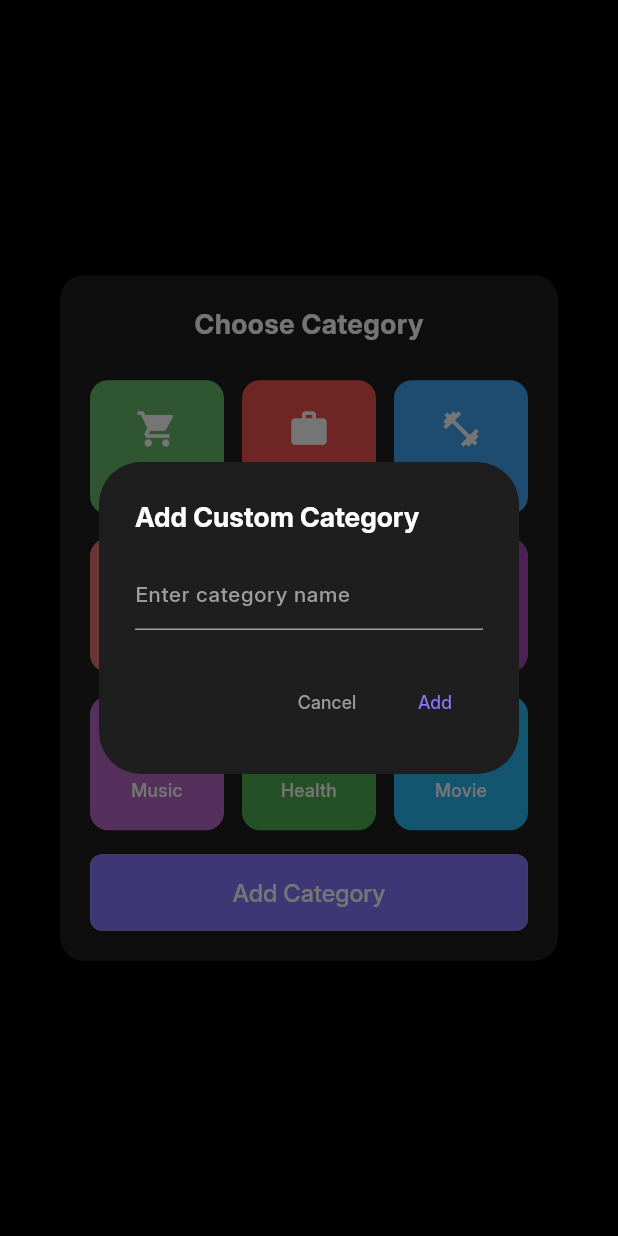
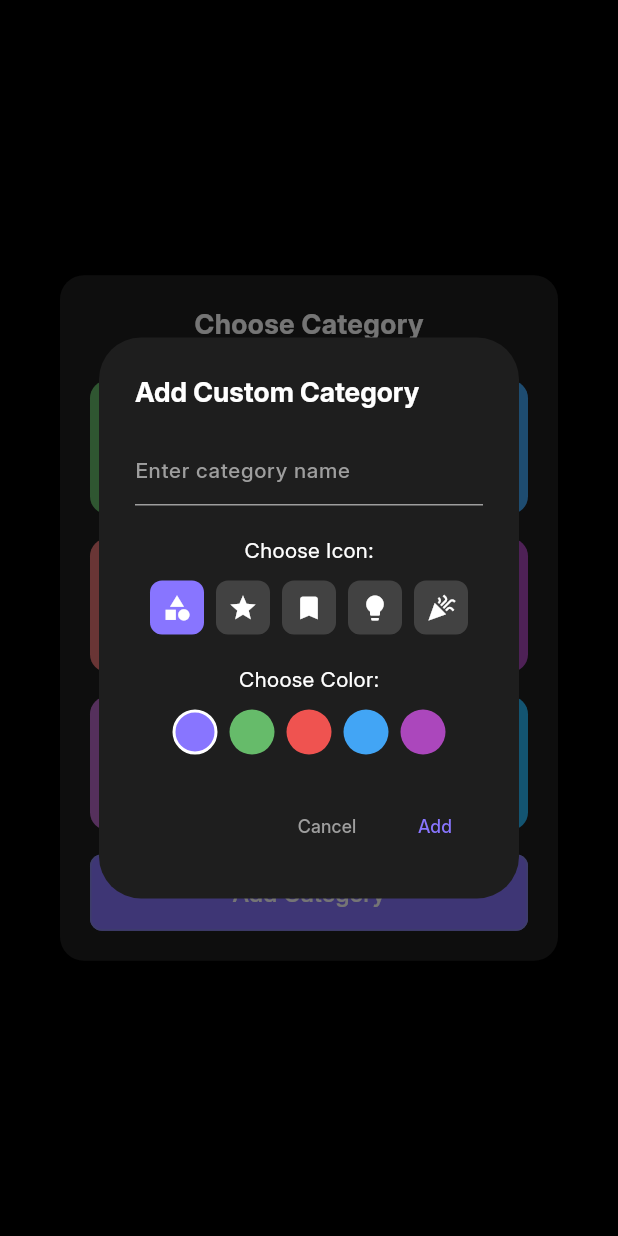
Before and after one commit to shaikhikram04/flutter-todo-app, a Flutter app: what show() shows on an empty page, opened directly with empty values, after a tap on "Add Category", on a phone screen of 412 x 824 dp. Run offline on Flutter 3.47's test engine with Material 3 defaults, Android fonts, the light colour scheme and no system bars; our stand-ins replace equatable, flutter_bloc, sqflite; accounts and stored records are empty.

Commit message:
feat: Created UI to add new category

```diff
--- /dev/null
+++ b/lib/features/tasks/presentation/bloc/category_bloc.dart
@@ -0,0 +1,145 @@
+import 'package:flutter_bloc/flutter_bloc.dart';
+import 'package:flutter/material.dart';
+
+import '../../../../core/utils/constants.dart';
+import 'category_event.dart';
+import 'category_state.dart';
+
+class CategoryBloc extends Bloc<CategoryEvent, CategoryState> {
+  List<CategoryItem> _categories = [];
+
+  CategoryBloc() : super(CategoryInitial()) {
+    on<LoadCategories>(_onLoadCategories);
+    on<AddCategory>(_onAddCategory);
+    on<DeleteCategory>(_onDeleteCategory);
+    on<UpdateCategory>(_onUpdateCategory);
+  }
+
+  void _onLoadCategories(LoadCategories event, Emitter<CategoryState> emit) {
+    try {
+      emit(CategoryLoading());
+
+      // Load default categories from CategoryConstants
+      _categories = List.from(CategoryConstants.categories);
+
+      // Here you could also load custom categories from local storage/database
+      // _loadCustomCategoriesFromStorage();
+
+      emit(CategoryLoaded(_categories));
+    } catch (e) {
+      emit(CategoryError('Failed to load categories: $e'));
+    }
+  }
+
+  void _onAddCategory(AddCategory event, Emitter<CategoryState> emit) {
+    try {
+      // Check if category already exists
+      final existingCategory = _categories.firstWhere(
+            (category) => category.name.toLowerCase() == event.name.toLowerCase(),
+        orElse: () => CategoryItem(name: '', icon: Icons.error, color: Colors.transparent),
+      );
+
+      if (existingCategory.name.isNotEmpty) {
+        emit(const CategoryError('Category already exists'));
+        return;
+      }
+
+      // Validate category name
+      if (event.name.trim().isEmpty) {
+        emit(const CategoryError('Category name cannot be empty'));
+        return;
+      }
+
+      if (event.name.trim().length > 20) {
+        emit(const CategoryError('Category name must be 20 characters or less'));
+        return;
+      }
+
+      // Create new category
+      final newCategory = CategoryItem(
+        name: event.name.trim(),
+        icon: event.icon,
+        color: event.color,
+      );
+
+      // Add to categories list
+      _categories = [..._categories, newCategory];
+
+      // Here you would typically save to local storage/database
+      // _saveCategoryToStorage(newCategory);
+
+      emit(CategoryAdded(newCategory));
+      emit(CategoryLoaded(_categories));
+    } catch (e) {
+      emit(CategoryError('Failed to add category: $e'));
+    }
+  }
+
+  void _onDeleteCategory(DeleteCategory event, Emitter<CategoryState> emit) {
+    try {
+      // Don't allow deletion of default categories
+      final defaultCategoryNames = CategoryConstants.categories.map((c) => c.name).toList();
+
+      if (defaultCategoryNames.contains(event.categoryName)) {
+        emit(const CategoryError('Cannot delete default categories'));
+        return;
+      }
+
+      _categories = _categories.where((category) => category.name != event.categoryName).toList();
+
+      // Here you would typically remove from local storage/database
+      // _removeCategoryFromStorage(event.categoryName);
+
+      emit(CategoryLoaded(_categories));
+    } catch (e) {
+      emit(CategoryError('Failed to delete category: $e'));
+    }
+  }
+
+  void _onUpdateCategory(UpdateCategory event, Emitter<CategoryState> emit) {
+    try {
+      final categoryIndex = _categories.indexWhere((category) => category.name == event.oldName);
+
+      if (categoryIndex == -1) {
+        emit(const CategoryError('Category not found'));
+        return;
+      }
+
+      final oldCategory = _categories[categoryIndex];
+      final updatedCategory = CategoryItem(
+        name: event.newName.trim(),
+        icon: event.newIcon ?? oldCategory.icon,
+        color: event.newColor ?? oldCategory.color,
+      );
+
+      _categories[categoryIndex] = updatedCategory;
+
+      // Here you would typically update in local storage/database
+      // _updateCategoryInStorage(updatedCategory);
+
+      emit(CategoryLoaded(_categories));
+    } catch (e) {
+      emit(CategoryError('Failed to update category: $e'));
+    }
+  }
+  // Helper methods for persistence (implement based on your storage solution)
+
+  // Future<void> _saveCategoryToStorage(CategoryItem category) async {
+  //   // Implementation for saving to SharedPreferences, Hive, SQLite, etc.
+  // }
+
+  // Future<void> _loadCustomCategoriesFromStorage() async {
+  //   // Implementation for loading custom categories from storage
+  // }
+
+  // Future<void> _removeCategoryFromStorage(String categoryName) async {
+  //   // Implementation for removing category from storage
+  // }
+
+  // Future<void> _updateCategoryInStorage(CategoryItem category) async {
+  //   // Implementation for updating category in storage
+  // }
+
+  // Getter for current categories
+  List<CategoryItem> get categories => List.unmodifiable(_categories);
+}
--- /dev/null
+++ b/lib/features/tasks/presentation/bloc/category_event.dart
@@ -0,0 +1,52 @@
+import 'package:equatable/equatable.dart';
+import 'package:flutter/material.dart';
+
+abstract class CategoryEvent extends Equatable {
+  const CategoryEvent();
+
+  @override
+  List<Object?> get props => [];
+}
+
+class LoadCategories extends CategoryEvent {}
+
+class AddCategory extends CategoryEvent {
+  final String name;
+  final IconData icon;
+  final Color color;
+
+  const AddCategory({
+    required this.name,
+    required this.icon,
+    required this.color,
+  });
+
+  @override
+  List<Object?> get props => [name, icon, color];
+}
+
+class DeleteCategory extends CategoryEvent {
+  final String categoryName;
+
+  const DeleteCategory(this.categoryName);
+
+  @override
+  List<Object?> get props => [categoryName];
+}
+
+class UpdateCategory extends CategoryEvent {
+  final String oldName;
+  final String newName;
+  final IconData? newIcon;
+  final Color? newColor;
+
+  const UpdateCategory({
+    required this.oldName,
+    required this.newName,
+    this.newIcon,
+    this.newColor,
+  });
+
+  @override
+  List<Object?> get props => [oldName, newName, newIcon, newColor];
+}
--- /dev/null
+++ b/lib/features/tasks/presentation/bloc/category_state.dart
@@ -0,0 +1,41 @@
+import 'package:equatable/equatable.dart';
+
+import '../../../../core/utils/constants.dart';
+
+abstract class CategoryState extends Equatable {
+  const CategoryState();
+
+  @override
+  List<Object?> get props => [];
+}
+
+class CategoryInitial extends CategoryState {}
+
+class CategoryLoading extends CategoryState {}
+
+class CategoryLoaded extends CategoryState {
+  final List<CategoryItem> categories;
+
+  const CategoryLoaded(this.categories);
+
+  @override
+  List<Object?> get props => [categories];
+}
+
+class CategoryError extends CategoryState {
+  final String message;
+
+  const CategoryError(this.message);
+
+  @override
+  List<Object?> get props => [message];
+}
+
+class CategoryAdded extends CategoryState {
+  final CategoryItem addedCategory;
+
+  const CategoryAdded(this.addedCategory);
+
+  @override
+  List<Object?> get props => [addedCategory];
+}
--- a/lib/features/tasks/presentation/widgets/categories_dialog.dart
+++ b/lib/features/tasks/presentation/widgets/categories_dialog.dart
@@ -1,5 +1,10 @@
 import 'package:flutter/material.dart';
-import 'package:up_todo/core/utils/constants.dart';
+import 'package:flutter_bloc/flutter_bloc.dart';
+
+import '../../../../core/utils/constants.dart';
+import '../bloc/category_bloc.dart';
+import '../bloc/category_event.dart';
+import '../bloc/category_state.dart';
 
 class CategoryDialog extends StatelessWidget {
   final String? selectedCategory;
@@ -19,12 +24,15 @@ class CategoryDialog extends StatelessWidget {
     return showDialog<String>(
       context: context,
       barrierColor: Colors.black.withOpacity(0.7),
-      builder: (context) => CategoryDialog(
+      builder: (context) => BlocProvider(
+        create: (context) => CategoryBloc()..add(LoadCategories()),
+        child: CategoryDialog(
           selectedCategory: selectedCategory,
           onCategorySelected: (category) {
             onCategorySelected(category);
             Navigator.of(context).pop();
           },
+        ),
       ),
     );
   }
@@ -52,14 +60,43 @@ class CategoryDialog extends StatelessWidget {
             ),
             const SizedBox(height: 24),
 
-            // Category Grid
-            GridView.count(
+            // Category Grid with BLoC
+            BlocConsumer<CategoryBloc, CategoryState>(
+              listener: (context, state) {
+                if (state is CategoryError) {
+                  ScaffoldMessenger.of(context).showSnackBar(
+                    SnackBar(
+                      content: Text(state.message),
+                      backgroundColor: Colors.red,
+                    ),
+                  );
+                }
+                if (state is CategoryAdded) {
+                  ScaffoldMessenger.of(context).showSnackBar(
+                    SnackBar(
+                      content: Text('Category "${state.addedCategory.name}" added successfully!'),
+                      backgroundColor: Colors.green,
+                    ),
+                  );
+                }
+              },
+              builder: (context, state) {
+                if (state is CategoryLoading) {
+                  return const Center(
+                    child: CircularProgressIndicator(
+                      color: Color(0xFF8875FF),
+                    ),
+                  );
+                }
+
+                if (state is CategoryLoaded) {
+                  return GridView.count(
                     crossAxisCount: 3,
                     shrinkWrap: true,
                     crossAxisSpacing: 12,
                     mainAxisSpacing: 16,
                     childAspectRatio: 1,
-              children: CategoryConstants.categories.map((category) {
+                    children: state.categories.map((category) {
                       final isSelected = selectedCategory == category.name;
                       return _CategoryCard(
                         category: category,
@@ -67,6 +104,16 @@ class CategoryDialog extends StatelessWidget {
                         onTap: () => onCategorySelected(category),
                       );
                     }).toList(),
+                  );
+                }
+
+                return const Center(
+                  child: Text(
+                    'No categories available',
+                    style: TextStyle(color: Colors.grey),
+                  ),
+                );
+              },
             ),
 
             const SizedBox(height: 16),
@@ -76,7 +123,6 @@ class CategoryDialog extends StatelessWidget {
               width: double.infinity,
               child: ElevatedButton(
                 onPressed: () {
-                  // Handle add custom category
                   _showAddCategoryDialog(context);
                 },
                 style: ElevatedButton.styleFrom(
@@ -104,16 +150,23 @@ class CategoryDialog extends StatelessWidget {
 
   void _showAddCategoryDialog(BuildContext context) {
     final TextEditingController controller = TextEditingController();
+    IconData selectedIcon = Icons.category;
+    Color selectedColor = const Color(0xFF8875FF);
 
     showDialog(
       context: context,
-      builder: (context) => AlertDialog(
+      builder: (context) => StatefulBuilder(
+        builder: (context, setState) => AlertDialog(
           backgroundColor: const Color(0xFF1E1E1E),
           title: const Text(
             'Add Custom Category',
             style: TextStyle(color: Colors.white),
           ),
-        content: TextField(
+          content: Column(
+            mainAxisSize: MainAxisSize.min,
+            children: [
+              // Category Name Input
+              TextField(
                 controller: controller,
                 style: const TextStyle(color: Colors.white),
                 decoration: const InputDecoration(
@@ -127,6 +180,67 @@ class CategoryDialog extends StatelessWidget {
                   ),
                 ),
               ),
+              const SizedBox(height: 20),
+
+              // Icon Selection
+              const Text(
+                'Choose Icon:',
+                style: TextStyle(color: Colors.white, fontSize: 14),
+              ),
+              const SizedBox(height: 10),
+              Wrap(
+                spacing: 8,
+                children: [
+                  Icons.category,
+                  Icons.star,
+                  Icons.bookmark,
+                  Icons.lightbulb,
+                  Icons.celebration,
+                ].map((icon) => GestureDetector(
+                  onTap: () => setState(() => selectedIcon = icon),
+                  child: Container(
+                    padding: const EdgeInsets.all(8),
+                    decoration: BoxDecoration(
+                      color: selectedIcon == icon ? selectedColor : Colors.grey.shade800,
+                      borderRadius: BorderRadius.circular(8),
+                    ),
+                    child: Icon(icon, color: Colors.white, size: 20),
+                  ),
+                )).toList(),
+              ),
+              const SizedBox(height: 20),
+
+              // Color Selection
+              const Text(
+                'Choose Color:',
+                style: TextStyle(color: Colors.white, fontSize: 14),
+              ),
+              const SizedBox(height: 10),
+              Wrap(
+                spacing: 8,
+                children: [
+                  const Color(0xFF8875FF),
+                  const Color(0xFF66BB6A),
+                  const Color(0xFFEF5350),
+                  const Color(0xFF42A5F5),
+                  const Color(0xFFAB47BC),
+                ].map((color) => GestureDetector(
+                  onTap: () => setState(() => selectedColor = color),
+                  child: Container(
+                    width: 30,
+                    height: 30,
+                    decoration: BoxDecoration(
+                      color: color,
+                      shape: BoxShape.circle,
+                      border: selectedColor == color
+                          ? Border.all(color: Colors.white, width: 2)
+                          : null,
+                    ),
+                  ),
+                )).toList(),
+              ),
+            ],
+          ),
           actions: [
             TextButton(
               onPressed: () => Navigator.pop(context),
@@ -136,13 +250,25 @@ class CategoryDialog extends StatelessWidget {
               ),
             ),
             TextButton(
-            onPressed: () {},
+              onPressed: () {
+                if (controller.text.trim().isNotEmpty) {
+                  context.read<CategoryBloc>().add(
+                    AddCategory(
+                      name: controller.text.trim(),
+                      icon: selectedIcon,
+                      color: selectedColor,
+                    ),
+                  );
+                  Navigator.pop(context);
+                }
+              },
               child: const Text(
                 'Add',
                 style: TextStyle(color: Color(0xFF8875FF)),
               ),
             ),
           ],
+        ),
       ),
     );
   }
```
Also changed, not shown: pubspec.lock, 3 other files. Lines whose indentation alone changed are shown as unchanged.
